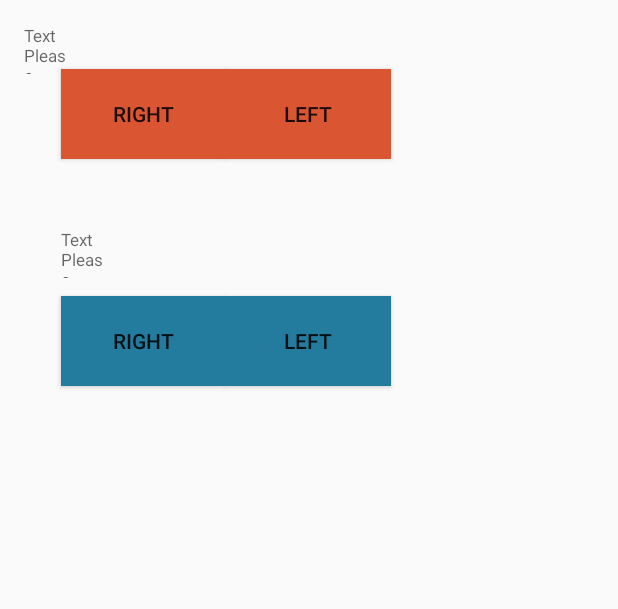
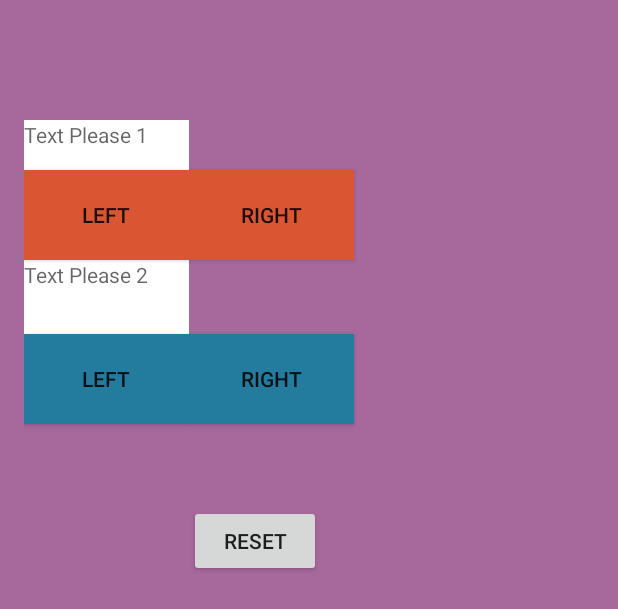
Before and after one commit to changwinstonr/Spindown, an Android app: the layout activity_two_player.xml on its own in the app's theme, with its tools: preview values and no code run, on a phone screen of 412 x 824 dp. Shown: the top 609 px of the screen. Run offline under Robolectric (Android 15) with nearby library versions, the phone set to English and light mode, and no system bars.

Commit message:
Add logic for reset button; add/sub; two player game

```diff
--- a/app/src/main/res/layout/activity_two_player.xml
+++ b/app/src/main/res/layout/activity_two_player.xml
@@ -5,6 +5,7 @@
     android:id="@+id/two_player"
     android:layout_width="match_parent"
     android:layout_height="match_parent"
+    android:background="#be8c387d"
     android:paddingBottom="@dimen/activity_vertical_margin"
     android:paddingLeft="@dimen/activity_horizontal_margin"
     android:paddingRight="@dimen/activity_horizontal_margin"
@@ -14,32 +15,49 @@
     <TextView
         android:layout_width="33dp"
         android:layout_height="33dp"
-        android:hint="Text Please"
-        android:textSize="11dp"
+        android:hint="Text Please 1"
+        android:textSize="14sp"
+        android:background="#fff"
         android:id="@+id/textViewP1"
+        android:layout_marginTop="64dp"
+        android:layout_alignParentTop="true"
+        android:layout_toLeftOf="@+id/rightP1"
+        android:layout_alignParentLeft="true"
+        android:layout_alignParentStart="true"/>
+
+    <TextView
+        android:layout_width="33dp"
+        android:layout_height="33dp"
+        android:background="#fff"
+        android:hint="Text Please 2"
+        android:textSize="14sp"
+        android:id="@+id/textViewP2"
+        android:layout_below="@+id/leftP1"
+        android:layout_toLeftOf="@+id/rightP1"
+        android:layout_alignParentLeft="true"
+        android:layout_alignParentStart="true"
+        android:layout_above="@+id/rightP2"/>
+
+    <Button
+        android:layout_height="60dp"
+        android:layout_width="110dp"
+        android:id="@+id/leftP1"
+        android:text="Left"
+        android:textAlignment="gravity"
+        android:background="#da5632"
+        android:layout_below="@+id/textViewP1"
         android:layout_alignParentLeft="true"
         android:layout_alignParentStart="true"/>
 
     <Button
         android:layout_height="60dp"
         android:layout_width="110dp"
-        android:id="@+id/left"
-        android:text="Left"
-        android:textAlignment="gravity"
-        android:background="#da5632"
-        android:layout_below="@+id/textView"
-        android:layout_centerHorizontal="true"
-        android:layout_marginTop="30dp"/>
-
-    <Button
-        android:layout_height="60dp"
-        android:layout_width="110dp"
-        android:id="@+id/right"
+        android:id="@+id/rightP1"
         android:text="Right"
         android:background="#da5632"
-        android:layout_alignTop="@+id/left"
-        android:layout_toLeftOf="@+id/left"
-        android:layout_toStartOf="@+id/left"/>
+        android:layout_above="@+id/leftP2"
+        android:layout_toRightOf="@+id/leftP1"
+        android:layout_toEndOf="@+id/leftP1"/>
 
     <Button
         android:layout_height="60dp"
@@ -48,9 +66,10 @@
         android:text="Left"
         android:textAlignment="gravity"
         android:background="#237b9e"
-        android:layout_marginTop="91dp"
-        android:layout_below="@+id/left"
-        android:layout_centerHorizontal="true"/>
+        android:layout_marginTop="49dp"
+        android:layout_below="@+id/leftP1"
+        android:layout_alignParentLeft="true"
+        android:layout_alignParentStart="true"/>
 
     <Button
         android:layout_height="60dp"
@@ -59,17 +78,18 @@
         android:text="Right"
         android:background="#237b9e"
         android:layout_alignTop="@+id/leftP2"
-        android:layout_toLeftOf="@+id/leftP2"
-        android:layout_toStartOf="@+id/leftP2"/>
+        android:layout_toRightOf="@+id/leftP2"
+        android:layout_toEndOf="@+id/leftP2"/>
 
-    <TextView
-        android:layout_width="33dp"
-        android:layout_height="33dp"
-        android:hint="Text Please"
-        android:textSize="11dp"
-        android:id="@+id/textViewP2"
-        android:layout_below="@+id/right"
-        android:layout_alignLeft="@+id/right"
-        android:layout_alignStart="@+id/right"
-        android:layout_marginTop="46dp"/>
+    <Button
+        android:layout_width="wrap_content"
+        android:layout_height="wrap_content"
+        android:text="Reset"
+        android:id="@+id/button"
+        android:layout_below="@+id/leftP2"
+        android:layout_toRightOf="@+id/leftP2"
+        android:layout_toEndOf="@+id/leftP2"
+        android:layout_marginTop="54dp"/>
+
+
 </RelativeLayout>
```
Also changed, not shown: app/src/main/java/affinity/spindown/MainActivity.java (+7 -9 lines), app/src/main/java/affinity/spindown/OnePlayerActivity.java (+13 -4 lines), app/src/main/java/affinity/spindown/TwoPlayerActivity.java (+28 -20 lines), app/src/main/res/layout/activity_one_player.xml (+18 -4 lines).
